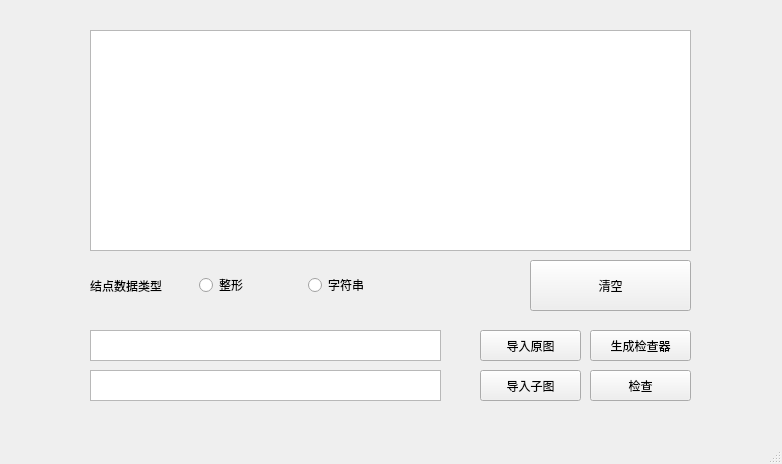
fangtiancheng/checker, file mainwindow.ui: the form before one commit.
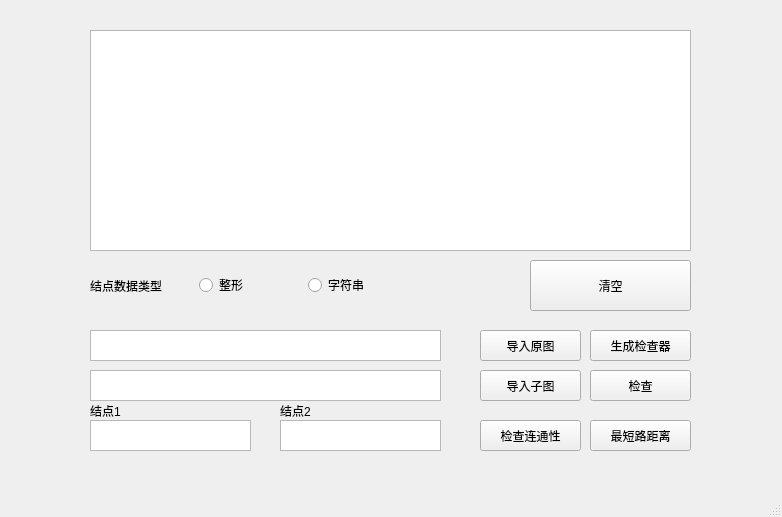
The form after the commit.

Patch:
```diff
--- a/mainwindow.ui
+++ b/mainwindow.ui
@@ -7,7 +7,7 @@
     <x>0</x>
     <y>0</y>
     <width>782</width>
-    <height>464</height>
+    <height>517</height>
    </rect>
   </property>
   <property name="windowTitle">
@@ -142,6 +142,78 @@
      </item>
     </layout>
    </widget>
+   <widget class="QTextEdit" name="Ver1Input">
+    <property name="geometry">
+     <rect>
+      <x>90</x>
+      <y>420</y>
+      <width>161</width>
+      <height>31</height>
+     </rect>
+    </property>
+   </widget>
+   <widget class="QTextEdit" name="Ver2Input">
+    <property name="geometry">
+     <rect>
+      <x>280</x>
+      <y>420</y>
+      <width>161</width>
+      <height>31</height>
+     </rect>
+    </property>
+   </widget>
+   <widget class="QPushButton" name="CheckUnicomButton">
+    <property name="geometry">
+     <rect>
+      <x>480</x>
+      <y>420</y>
+      <width>101</width>
+      <height>31</height>
+     </rect>
+    </property>
+    <property name="text">
+     <string>检查连通性</string>
+    </property>
+   </widget>
+   <widget class="QPushButton" name="CheckMinDistButton">
+    <property name="geometry">
+     <rect>
+      <x>590</x>
+      <y>420</y>
+      <width>101</width>
+      <height>31</height>
+     </rect>
+    </property>
+    <property name="text">
+     <string>最短路距离</string>
+    </property>
+   </widget>
+   <widget class="QLabel" name="label_2">
+    <property name="geometry">
+     <rect>
+      <x>90</x>
+      <y>400</y>
+      <width>45</width>
+      <height>21</height>
+     </rect>
+    </property>
+    <property name="text">
+     <string>结点1</string>
+    </property>
+   </widget>
+   <widget class="QLabel" name="label_3">
+    <property name="geometry">
+     <rect>
+      <x>280</x>
+      <y>400</y>
+      <width>45</width>
+      <height>21</height>
+     </rect>
+    </property>
+    <property name="text">
+     <string>结点2</string>
+    </property>
+   </widget>
   </widget>
   <widget class="QMenuBar" name="menubar">
    <property name="geometry">
```
Left out of the diff: 2 changed lines with no effect on the pictures.
